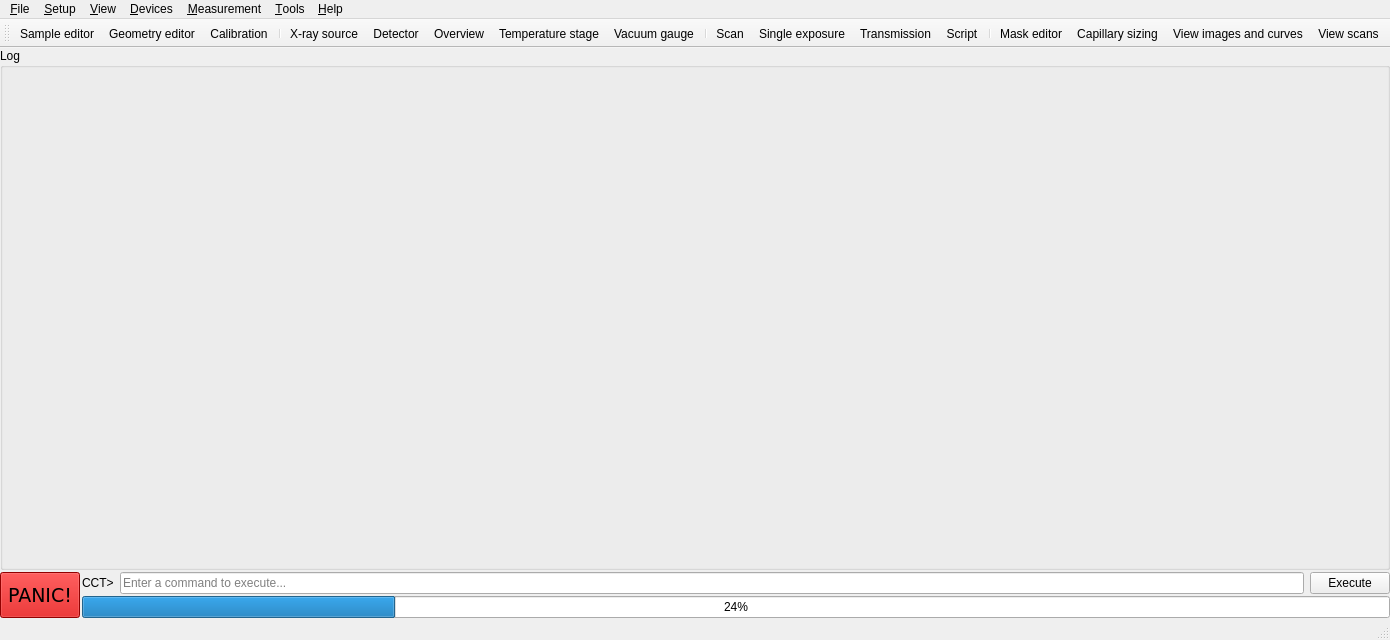
This is cct/qtgui/mainwindow/mainwindow.ui in awacha/cct as Qt 5 draws it before an edit. The edited form follows.
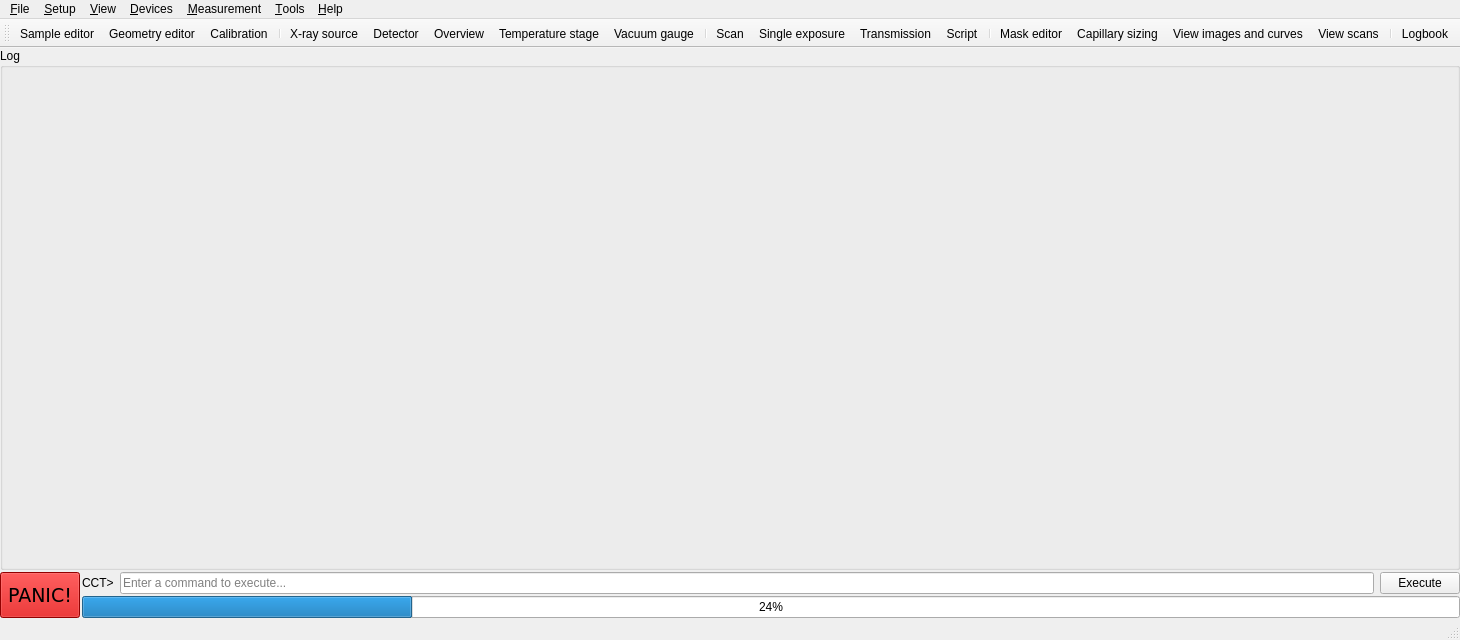
This is the edited form. Icons and pictures are not drawn.

Commit message: User logbook UI

Diff of the .ui file:
```diff
--- a/cct/qtgui/mainwindow/mainwindow.ui
+++ b/cct/qtgui/mainwindow/mainwindow.ui
@@ -6,7 +6,7 @@
    <rect>
     <x>0</x>
     <y>0</y>
-    <width>949</width>
+    <width>1066</width>
     <height>640</height>
    </rect>
   </property>
@@ -557,8 +557,8 @@
     <rect>
      <x>0</x>
      <y>0</y>
-     <width>949</width>
-     <height>22</height>
+     <width>1066</width>
+     <height>30</height>
     </rect>
    </property>
    <widget class="QMenu" name="menu_File">
@@ -697,6 +697,8 @@
    <addaction name="actionCapillary_sizing"/>
    <addaction name="actionView_images_and_curves"/>
    <addaction name="actionView_scans"/>
+   <addaction name="separator"/>
+   <addaction name="actionLogbook"/>
   </widget>
   <action name="actionSample_editor">
    <property name="icon">
@@ -704,7 +706,7 @@
      <normaloff>:/icons/sample.svg</normaloff>:/icons/sample.svg</iconset>
    </property>
    <property name="text">
-    <string>Sample editor</string>
+    <string>&amp;Sample editor</string>
    </property>
    <property name="toolTip">
     <string>Open the sample database editor</string>
@@ -716,7 +718,7 @@
      <normaloff>:/icons/geometry.svg</normaloff>:/icons/geometry.svg</iconset>
    </property>
    <property name="text">
-    <string>Geometry editor</string>
+    <string>&amp;Geometry editor</string>
    </property>
    <property name="toolTip">
     <string>Edit geometry parameters</string>
@@ -752,7 +754,7 @@
      <normaloff>:/icons/calibration.svg</normaloff>:/icons/calibration.svg</iconset>
    </property>
    <property name="text">
-    <string>Calibration</string>
+    <string>&amp;Calibration</string>
    </property>
    <property name="toolTip">
     <string>Calibrate the beam center and the sample-to-detector distance</string>
@@ -800,7 +802,7 @@
      <normaloff>:/icons/xraysource.svg</normaloff>:/icons/xraysource.svg</iconset>
    </property>
    <property name="text">
-    <string>X-ray source</string>
+    <string>&amp;X-ray source</string>
    </property>
    <property name="toolTip">
     <string>Control the X-ray source</string>
@@ -812,7 +814,7 @@
      <normaloff>:/icons/detector.svg</normaloff>:/icons/detector.svg</iconset>
    </property>
    <property name="text">
-    <string>Detector</string>
+    <string>&amp;Detector</string>
    </property>
    <property name="toolTip">
     <string>Control the detector</string>
@@ -824,7 +826,7 @@
      <normaloff>:/icons/motor.svg</normaloff>:/icons/motor.svg</iconset>
    </property>
    <property name="text">
-    <string>Overview</string>
+    <string>&amp;Overview</string>
    </property>
    <property name="toolTip">
     <string>Control the motors</string>
@@ -836,7 +838,7 @@
      <normaloff>:/icons/circulator.svg</normaloff>:/icons/circulator.svg</iconset>
    </property>
    <property name="text">
-    <string>Temperature stage</string>
+    <string>&amp;Temperature stage</string>
    </property>
    <property name="toolTip">
     <string>Control the temperature regulator</string>
@@ -848,7 +850,7 @@
      <normaloff>:/icons/tpg201.svg</normaloff>:/icons/tpg201.svg</iconset>
    </property>
    <property name="text">
-    <string>Vacuum gauge</string>
+    <string>&amp;Vacuum gauge</string>
    </property>
    <property name="toolTip">
     <string>Control the vacuum gauge</string>
@@ -872,7 +874,7 @@
      <normaloff>:/icons/scan.svg</normaloff>:/icons/scan.svg</iconset>
    </property>
    <property name="text">
-    <string>Scan</string>
+    <string>&amp;Scan</string>
    </property>
    <property name="toolTip">
     <string>Perform scan measurements</string>
@@ -884,7 +886,7 @@
      <normaloff>:/icons/exposure.svg</normaloff>:/icons/exposure.svg</iconset>
    </property>
    <property name="text">
-    <string>Single exposure</string>
+    <string>Single &amp;exposure</string>
    </property>
    <property name="toolTip">
     <string>Take manual exposures</string>
@@ -896,7 +898,7 @@
      <normaloff>:/icons/transmission.svg</normaloff>:/icons/transmission.svg</iconset>
    </property>
    <property name="text">
-    <string>Transmission</string>
+    <string>&amp;Transmission</string>
    </property>
    <property name="toolTip">
     <string>Measure transmission of several samples</string>
@@ -908,7 +910,7 @@
      <normaloff>:/icons/script.svg</normaloff>:/icons/script.svg</iconset>
    </property>
    <property name="text">
-    <string>Script</string>
+    <string>S&amp;cript</string>
    </property>
    <property name="toolTip">
     <string>Automated measurements</string>
@@ -920,7 +922,7 @@
      <normaloff>:/icons/flipmask.svg</normaloff>:/icons/flipmask.svg</iconset>
    </property>
    <property name="text">
-    <string>Mask editor</string>
+    <string>&amp;Mask editor</string>
    </property>
    <property name="toolTip">
     <string>Edit mask matrices</string>
@@ -932,7 +934,7 @@
      <normaloff>:/icons/exposureviewer.svg</normaloff>:/icons/exposureviewer.svg</iconset>
    </property>
    <property name="text">
-    <string>View images and curves</string>
+    <string>&amp;View images and curves</string>
    </property>
    <property name="toolTip">
     <string>View recorded scattering patterns and scattering curves</string>
@@ -944,7 +946,7 @@
      <normaloff>:/icons/scanviewer.svg</normaloff>:/icons/scanviewer.svg</iconset>
    </property>
    <property name="text">
-    <string>View scans</string>
+    <string>View &amp;scans</string>
    </property>
    <property name="toolTip">
     <string>View scan curves</string>
@@ -956,7 +958,7 @@
      <normaloff>:/icons/capillarysizer.svg</normaloff>:/icons/capillarysizer.svg</iconset>
    </property>
    <property name="text">
-    <string>Capillary sizing</string>
+    <string>&amp;Capillary sizing</string>
    </property>
    <property name="toolTip">
     <string>Determine capillary position and thickness</string>
@@ -1144,6 +1146,18 @@
     <string>Change passwords</string>
    </property>
   </action>
+  <action name="actionLogbook">
+   <property name="icon">
+    <iconset resource="../../resource/icons/icons.qrc">
+     <normaloff>:/icons/logbook.svg</normaloff>:/icons/logbook.svg</iconset>
+   </property>
+   <property name="text">
+    <string>Logbook</string>
+   </property>
+   <property name="toolTip">
+    <string>Open the user logbook</string>
+   </property>
+  </action>
  </widget>
  <resources>
   <include location="../../resource/icons/icons.qrc"/>
```
Left out of the diff: 45 changed lines with no effect on the pictures. The commit also changes 7 other files.
